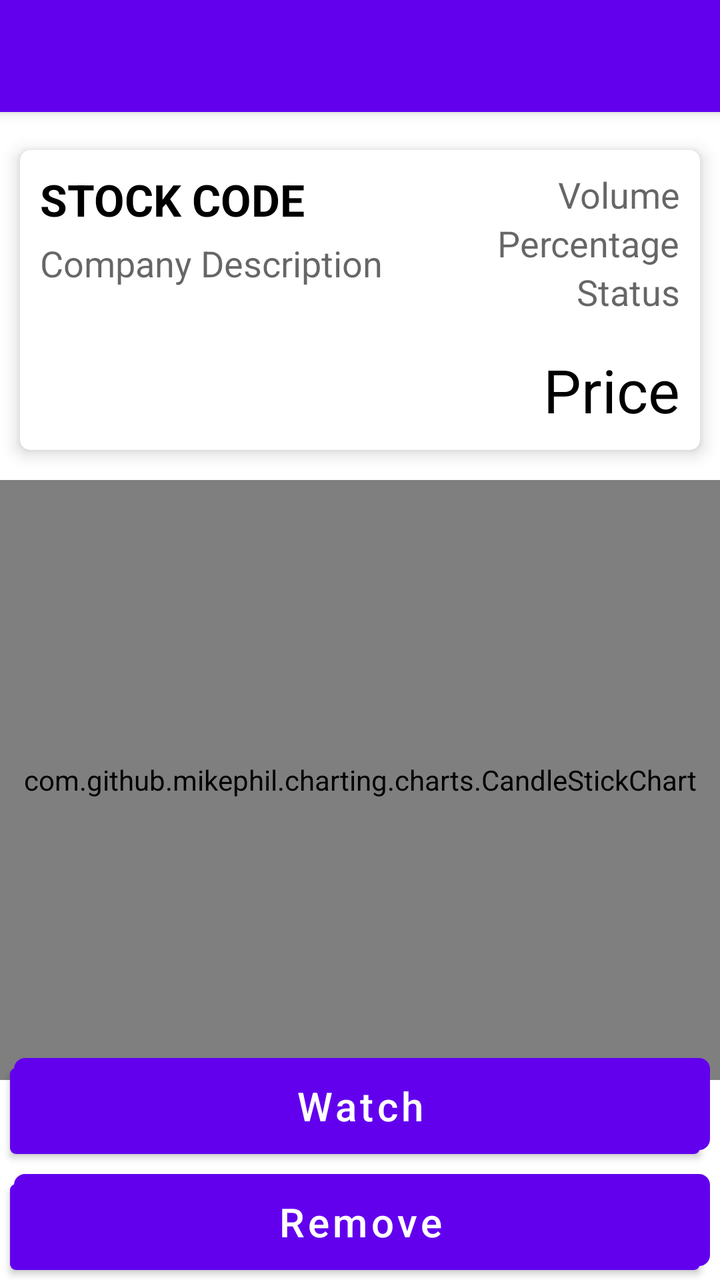
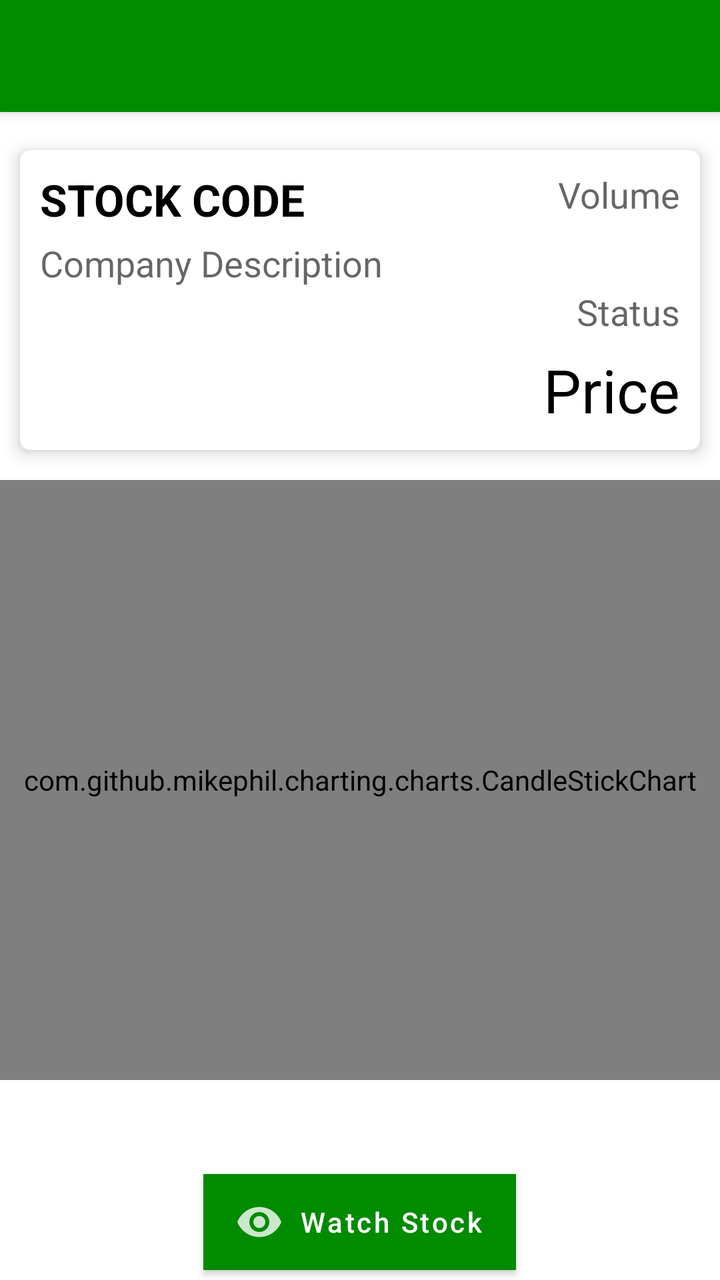

An Android layout rendered at two revisions. The XML below is the earlier revision; the diff shows what the commit changed to produce the second picture.
<!-- AndroidManifest.xml: activity theme AppTheme.NoActionBar -->
<!-- res/layout/activity_stockitem_detail.xml -->
<?xml version="1.0" encoding="utf-8"?>
<androidx.coordinatorlayout.widget.CoordinatorLayout xmlns:android="http://schemas.android.com/apk/res/android"
    xmlns:app="http://schemas.android.com/apk/res-auto"
    xmlns:tools="http://schemas.android.com/tools"
    android:layout_width="match_parent"
    android:layout_height="match_parent"
    android:fitsSystemWindows="true"
    tools:context=".StockItemDetailActivity">
    <com.google.android.material.appbar.AppBarLayout
        android:layout_width="match_parent"
        android:layout_height="wrap_content"
        android:theme="@style/AppTheme.AppBarOverlay">
        <androidx.appcompat.widget.Toolbar
            android:id="@+id/toolbar"
            android:layout_width="match_parent"
            android:layout_height="?attr/actionBarSize"
            android:background="?attr/colorPrimary"
            app:popupTheme="@style/AppTheme.PopupOverlay" />
    </com.google.android.material.appbar.AppBarLayout>
    <RelativeLayout
        android:layout_width="wrap_content"
        android:layout_height="wrap_content">
    <include
        layout="@layout/content_detail_stocks"
        android:layout_marginTop="65dp"
        android:layout_width="wrap_content"
        android:layout_height="wrap_content"
        android:id="@+id/card_info"
     />

    
        
        
        
        
        
        
        
        
        

    <com.github.mikephil.charting.charts.CandleStickChart
        android:id="@+id/candle_stick_chart"
        android:layout_width="match_parent"
        android:layout_height="300dp"
        android:layout_marginTop="5dp"
        android:layout_below="@+id/card_info"
        />
    </RelativeLayout>


    <com.google.android.material.floatingactionbutton.FloatingActionButton
        android:id="@+id/fab"
        android:layout_width="wrap_content"
        android:layout_height="wrap_content"
        android:layout_gravity="bottom|end"
        android:layout_margin="@dimen/fab_margin"
        app:srcCompat="@android:drawable/stat_notify_chat"
        android:visibility="gone"
        />
    <LinearLayout
        android:layout_width="match_parent"
        android:layout_height="wrap_content"
        android:orientation="vertical"
        android:layout_gravity="bottom"
        >
        <Button
            android:id="@+id/btn_watch_invest"
            android:layout_width="match_parent"
            android:layout_height="wrap_content"
            android:background="@color/design_default_color_primary"
            android:elevation="0dp"
            android:layout_margin="5dp"
            android:text="Invest"
            android:textColor="#ffff"
            android:visibility="gone"
            android:textSize="20sp" />
        <Button
            android:id="@+id/btn_watch_stock"
            android:layout_width="match_parent"
            android:layout_height="wrap_content"
            android:background="@drawable/button_bg"
            android:elevation="0dp"
            android:layout_margin="5dp"
            android:text="Watch"
            android:textColor="#ffff"
            android:textAllCaps="false"
            android:textSize="20sp" />
        <Button
            android:id="@+id/btn_watch_remove"
            android:layout_width="match_parent"
            android:layout_height="wrap_content"
            android:elevation="0dp"
            android:background="@drawable/button_bg_secondary"
            android:layout_margin="5dp"
            android:text="Remove"
            android:textAllCaps="false"
            android:textSize="20sp" />
    </LinearLayout>
</androidx.coordinatorlayout.widget.CoordinatorLayout>
<!-- res/layout/content_detail_stocks.xml (included above) -->
<?xml version="1.0" encoding="utf-8"?>
<RelativeLayout xmlns:android="http://schemas.android.com/apk/res/android"
    xmlns:app="http://schemas.android.com/apk/res-auto"
    android:layout_width="match_parent"
    android:layout_height="wrap_content"
    xmlns:card_view="http://schemas.android.com/tools">
    <androidx.cardview.widget.CardView
        android:layout_width="match_parent"
        android:layout_height="wrap_content"
        android:padding="10dp"
        android:layout_margin="10dp"
        app:cardCornerRadius="5dp"
        app:cardElevation="5dp"
        >
        <RelativeLayout
            android:layout_width="wrap_content"
            android:layout_height="150dp">
            <TextView
                android:id="@+id/txt_stock_symbol"
                android:layout_width="wrap_content"
                android:layout_height="wrap_content"
                android:textAllCaps="true"
                style="@style/Base.TextAppearance.AppCompat.Large"
                android:textColor="#000"
                android:layout_alignParentLeft="true"
                android:text="Stock Code"
                android:textStyle="bold"
                android:layout_marginLeft="10dp"
                android:layout_marginTop="10dp"
                />
            <TextView
                android:id="@+id/txt_company_description"
                android:layout_width="wrap_content"
                android:layout_height="wrap_content"
                android:text="Company Description"
                android:layout_below="@+id/txt_stock_symbol"
                android:layout_marginTop="5dp"
                style="@style/Base.TextAppearance.AppCompat.Medium"
                android:layout_marginLeft="10dp"
                />
            <LinearLayout
                android:layout_width="wrap_content"
                android:layout_height="fill_parent"
                android:orientation="vertical"
                android:layout_alignParentRight="true"
                android:layout_marginTop="10dp"
                >
                <TextView
                    android:id="@+id/txt_stock_volume"
                    android:layout_width="wrap_content"
                    android:layout_height="wrap_content"
                    android:text="Volume"
                    style="@style/Base.TextAppearance.AppCompat.Medium"
                    android:layout_gravity="right"
                    android:layout_marginRight="10dp"
                    />
                <TextView
                    android:id="@+id/txt_stock_percent"
                    android:layout_width="wrap_content"
                    android:layout_height="wrap_content"
                    android:layout_marginRight="10dp"
                    android:text="Percentage"
                    style="@style/Base.TextAppearance.AppCompat.Medium"
                    android:layout_gravity="right"
                    />

                <TextView
                    android:id="@+id/txt_stock_status"
                    android:layout_width="wrap_content"
                    android:layout_height="wrap_content"
                    android:layout_marginRight="10dp"
                    android:text="Status"
                    style="@style/Base.TextAppearance.AppCompat.Medium"
                    android:layout_gravity="right"
                    />
            </LinearLayout>
            <TextView
                android:id="@+id/txt_stock_price"
                android:layout_width="wrap_content"
                android:layout_height="wrap_content"
                android:textColor="#000"
                android:text="Price"
                android:layout_alignParentBottom="true"
                android:layout_alignParentRight="true"
                android:textSize="30sp"
                android:layout_margin="10dp"
                android:layout_gravity="right"
                />
        </RelativeLayout>
    </androidx.cardview.widget.CardView>

</RelativeLayout>
<!-- resources referenced by this layout -->
<resources>
  <dimen name="fab_margin">16dp</dimen>
  <!-- drawable button_bg (drawable) -->
  <selector xmlns:android="http://schemas.android.com/apk/res/android">
      <item>
          <layer-list>
              <item android:right="5dp" android:top="5dp">
                  <shape>
                      <corners android:radius="3dp" />
                      <solid android:color="#D6D6D6" />
                  </shape>
              </item>
              <item android:bottom="2dp" android:left="2dp">
                  <shape>
                      <gradient android:angle="270"
                          android:endColor="#1faa00" android:startColor="#9cff57" />
                      <stroke android:width="1dp" android:color="#1faa00" />
                      <corners android:radius="5dp" />
                      <padding android:bottom="10dp" android:left="10dp"
                          android:right="10dp" android:top="10dp" />
                  </shape>
              </item>
          </layer-list>
      </item>
  </selector>
  <!-- drawable button_bg_secondary (drawable) -->
  <selector xmlns:android="http://schemas.android.com/apk/res/android">
      <item>
          <layer-list>
              <item android:right="5dp" android:top="5dp">
                  <shape>
                      <corners android:radius="3dp" />
                      <solid android:color="#D6D6D6" />
                  </shape>
              </item>
              <item android:bottom="2dp" android:left="2dp">
                  <shape>
                      <gradient android:angle="270"
                          android:endColor="#8d8d8d" android:startColor="#efefef" />
                      <stroke android:width="1dp" android:color="#8d8d8d" />
                      <corners android:radius="5dp" />
                      <padding android:bottom="10dp" android:left="10dp"
                          android:right="10dp" android:top="10dp" />
                  </shape>
              </item>
          </layer-list>
      </item>
  </selector>
  <style name="AppTheme.AppBarOverlay" parent="ThemeOverlay.AppCompat.Dark.ActionBar">
  
      </style>
  <style name="AppTheme.PopupOverlay" parent="ThemeOverlay.AppCompat.Light" />
  <style name="AppTheme.NoActionBar">
          <item name="windowActionBar">false</item>
          <item name="windowNoTitle">true</item>
      </style>
</resources>

<!-- the commit's change to res/layout/activity_stockitem_detail.xml (unified diff, before → after) -->
@@ -5,11 +5,12 @@
     android:layout_width="match_parent"
     android:layout_height="match_parent"
     android:fitsSystemWindows="true"
+    android:theme="@style/AppTheme"
     tools:context=".StockItemDetailActivity">
     <com.google.android.material.appbar.AppBarLayout
         android:layout_width="match_parent"
         android:layout_height="wrap_content"
-        android:theme="@style/AppTheme.AppBarOverlay">
+        android:theme="@style/AppTheme">
         <androidx.appcompat.widget.Toolbar
             android:id="@+id/toolbar"
             android:layout_width="match_parent"
@@ -75,17 +76,21 @@
             android:textColor="#ffff"
             android:visibility="gone"
             android:textSize="20sp" />
-        <Button
+        <com.google.android.material.button.MaterialButton
             android:id="@+id/btn_watch_stock"
-            android:layout_width="match_parent"
+            android:layout_width="wrap_content"
             android:layout_height="wrap_content"
-            android:background="@drawable/button_bg"
+            android:layout_gravity="center_horizontal"
+            android:background="@color/colorPrimary"
             android:elevation="0dp"
             android:layout_margin="5dp"
-            android:text="Watch"
+            android:text="Watch Stock"
+            android:drawableLeft="@drawable/ic_watched"
             android:textColor="#ffff"
             android:textAllCaps="false"
-            android:textSize="20sp" />
+            app:cornerRadius="15dp"
+            android:layout_marginBottom="20dp"
+            />
         <Button
             android:id="@+id/btn_watch_remove"
             android:layout_width="match_parent"
@@ -94,6 +99,7 @@
             android:background="@drawable/button_bg_secondary"
             android:layout_margin="5dp"
             android:text="Remove"
+            android:visibility="gone"
             android:textAllCaps="false"
             android:textSize="20sp" />
     </LinearLayout>
@@ -155,11 +161,13 @@
                     android:layout_gravity="right"
                     android:layout_marginRight="10dp"
                     />
-                <TextView
+                <com.google.android.material.textview.MaterialTextView
                     android:id="@+id/txt_stock_percent"
                     android:layout_width="wrap_content"
                     android:layout_height="wrap_content"
                     android:layout_marginRight="10dp"
+                    android:textColor="@color/colorWhite"
+                    android:padding="5dp"
                     android:text="Percentage"
                     style="@style/Base.TextAppearance.AppCompat.Medium"
                     android:layout_gravity="right"
<!-- resource entries referenced after the edit -->
@@ -1,29 +1,8 @@
 <!-- resources referenced by this layout -->
 <resources>
+  <color name="colorPrimary">#008b00</color>
+  <color name="colorWhite">#ffffff</color>
   <dimen name="fab_margin">16dp</dimen>
-  <!-- drawable button_bg (drawable) -->
-  <selector xmlns:android="http://schemas.android.com/apk/res/android">
-      <item>
-          <layer-list>
-              <item android:right="5dp" android:top="5dp">
-                  <shape>
-                      <corners android:radius="3dp" />
-                      <solid android:color="#D6D6D6" />
-                  </shape>
-              </item>
-              <item android:bottom="2dp" android:left="2dp">
-                  <shape>
-                      <gradient android:angle="270"
-                          android:endColor="#1faa00" android:startColor="#9cff57" />
-                      <stroke android:width="1dp" android:color="#1faa00" />
-                      <corners android:radius="5dp" />
-                      <padding android:bottom="10dp" android:left="10dp"
-                          android:right="10dp" android:top="10dp" />
-                  </shape>
-              </item>
-          </layer-list>
-      </item>
-  </selector>
   <!-- drawable button_bg_secondary (drawable) -->
   <selector xmlns:android="http://schemas.android.com/apk/res/android">
       <item>
@@ -47,13 +26,32 @@
           </layer-list>
       </item>
   </selector>
-  <style name="AppTheme.AppBarOverlay" parent="ThemeOverlay.AppCompat.Dark.ActionBar">
-  
+  <!-- drawable ic_watched (drawable-anydpi) -->
+  <vector xmlns:android="http://schemas.android.com/apk/res/android"
+      android:width="24dp"
+      android:height="24dp"
+      android:viewportWidth="24"
+      android:viewportHeight="24"
+      android:tint="#FFFFFF"
+      android:alpha="0.8">
+      <path
+          android:fillColor="#FF000000"
+          android:pathData="M12,4.5C7,4.5 2.73,7.61 1,12c1.73,4.39 6,7.5 11,7.5s9.27,-3.11 11,-7.5c-1.73,-4.39 -6,-7.5 -11,-7.5zM12,17c-2.76,0 -5,-2.24 -5,-5s2.24,-5 5,-5 5,2.24 5,5 -2.24,5 -5,5zM12,9c-1.66,0 -3,1.34 -3,3s1.34,3 3,3 3,-1.34 3,-3 -1.34,-3 -3,-3z"/>
+  </vector>
+  <style name="AppTheme" parent="Theme.MaterialComponents.Light">
+          
+          <item name="colorPrimary">@color/colorPrimary</item>
+          <item name="colorPrimaryDark">@color/colorPrimaryDark</item>
+          <item name="colorAccent">@color/colorAccent</item>
+          <item name="statusBarBackground">@color/colorAccent</item>
+          <item name="colorControlNormal">@color/colorWhite</item>
       </style>
   <style name="AppTheme.PopupOverlay" parent="ThemeOverlay.AppCompat.Light" />
   <style name="AppTheme.NoActionBar">
           <item name="windowActionBar">false</item>
           <item name="windowNoTitle">true</item>
       </style>
+  <color name="colorPrimaryDark">#00b248</color>
+  <color name="colorAccent">#008b00</color>
 </resources>
 
